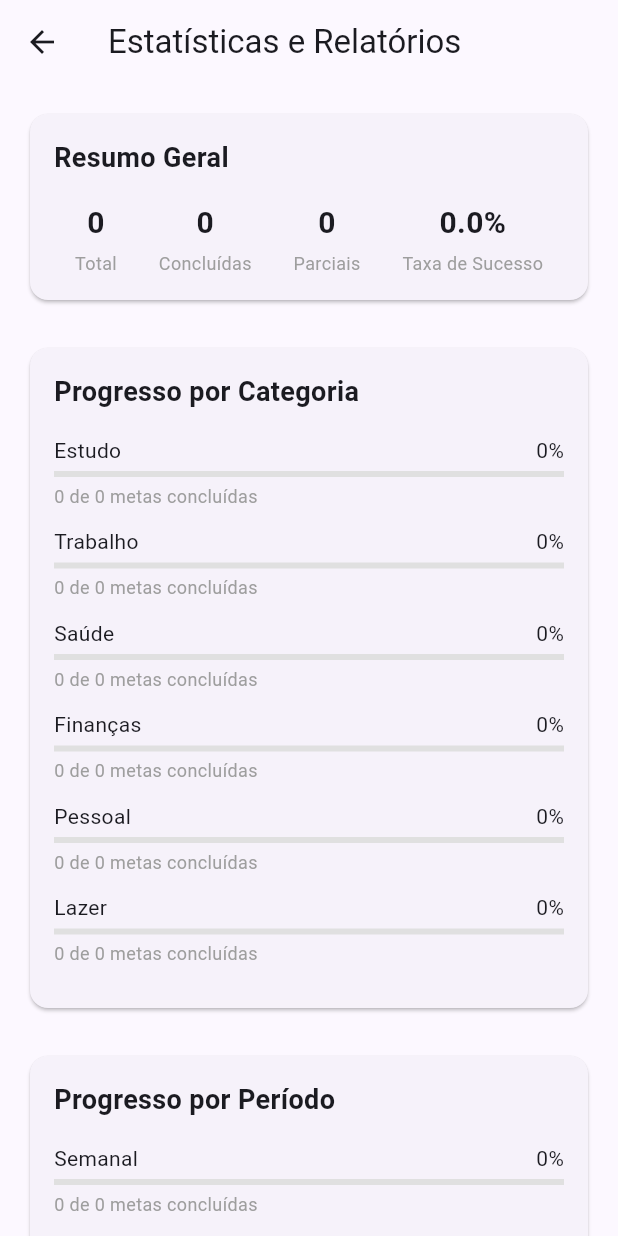
After one commit to thiagoudweb/mark_day_planner, a Flutter app: the screen it shows after launch, after a tap on the "bar chart" icon, on a phone screen of 412 x 824 dp. The commit adds this screen. Run offline on Flutter 3.47's test engine with Material 3 defaults, Android fonts, the light colour scheme and no system bars.

Commit message:
feat: estatísticas de metas
Implementação de estatísticas completas de metas do usuário.

```diff
--- a/lib/models/enums.dart
+++ b/lib/models/enums.dart
@@ -1,3 +1,5 @@
+import 'dart:ui';
+
 enum PeriodoMeta { semanal, mensal, anual }
 
 enum StatusMeta { atingida, parcial, naoAtingida }
@@ -48,3 +50,22 @@ extension LabelCategoria on Categoria {
     }
   }
 }
+
+extension CorCategoria on Categoria {
+  Color get cor {
+    switch (this) {
+      case Categoria.estudo:
+        return const Color(0xFF7C3AED);
+      case Categoria.trabalho:
+        return const Color(0xFF2563EB);
+      case Categoria.saude:
+        return const Color(0xFF059669);
+      case Categoria.financas:
+        return const Color(0xFFEA580C);
+      case Categoria.pessoal:
+        return const Color(0xFFDC2626);
+      case Categoria.lazer:
+        return const Color(0xFFEAB308);
+    }
+  }
+}
--- a/lib/state/meta_store.dart
+++ b/lib/state/meta_store.dart
@@ -147,4 +147,42 @@ class MetaStore extends ChangeNotifier {
 
     return Map.unmodifiable(mapa);
   }
+
+  double get progressoGeral {
+    if (_metas.isEmpty) return 0.0;
+    final concluidas = _metas.where((m) => m.status == StatusMeta.atingida).length;
+    return concluidas / _metas.length;
+  }
+
+  Map<Categoria, double> get progressoPorCategoria {
+    final mapa = <Categoria, double>{};
+
+    for (final categoria in Categoria.values) {
+      final metasCategoria = _metas.where((m) => m.categoria == categoria).toList();
+      if (metasCategoria.isNotEmpty) {
+        final concluidas = metasCategoria.where((m) => m.status == StatusMeta.atingida).length;
+        mapa[categoria] = concluidas / metasCategoria.length;
+      } else {
+        mapa[categoria] = 0.0;
+      }
+    }
+
+    return mapa;
+  }
+
+  Map<PeriodoMeta, double> get progressoPorPeriodo {
+    final mapa = <PeriodoMeta, double>{};
+
+    for (final periodo in PeriodoMeta.values) {
+      final metasPeriodo = _metas.where((m) => m.periodo == periodo).toList();
+      if (metasPeriodo.isNotEmpty) {
+        final concluidas = metasPeriodo.where((m) => m.status == StatusMeta.atingida).length;
+        mapa[periodo] = concluidas / metasPeriodo.length;
+      } else {
+        mapa[periodo] = 0.0;
+      }
+    }
+
+    return mapa;
+  }
 }
--- /dev/null
+++ b/lib/widgets/estatisticas_page.dart
@@ -0,0 +1,338 @@
+import 'package:flutter/material.dart';
+import 'package:provider/provider.dart';
+import 'package:collection/collection.dart';
+import '../models/meta.dart';
+import '../state/meta_store.dart';
+import '../models/enums.dart';
+
+class EstatisticasPage extends StatelessWidget {
+  const EstatisticasPage({super.key});
+
+  @override
+  Widget build(BuildContext context) {
+    final store = context.watch<MetaStore>();
+    final metas = store.metas;
+
+    return Scaffold(
+      appBar: AppBar(title: const Text('Estatísticas e Relatórios')),
+      body: SingleChildScrollView(
+        padding: const EdgeInsets.all(16),
+        child: Column(
+          crossAxisAlignment: CrossAxisAlignment.start,
+          children: [
+            _buildResumoGeral(metas),
+            const SizedBox(height: 24),
+            _buildProgressoPorCategoria(metas),
+            const SizedBox(height: 24),
+            _buildProgressoPorPeriodo(metas),
+            const SizedBox(height: 24),
+            _buildMetasVencidas(store.getMetasVencidas()),
+            const SizedBox(height: 24),
+            _buildDistribuicaoStatus(metas),
+          ],
+        ),
+      ),
+    );
+  }
+
+  Widget _buildResumoGeral(List<Meta> metas) {
+    final total = metas.length;
+    final concluidas = metas
+        .where((m) => m.status == StatusMeta.atingida)
+        .length;
+    final parciais = metas.where((m) => m.status == StatusMeta.parcial).length;
+    final percentualConcluidas = total > 0 ? (concluidas / total * 100) : 0;
+
+    return Card(
+      child: Padding(
+        padding: const EdgeInsets.all(16),
+        child: Column(
+          crossAxisAlignment: CrossAxisAlignment.start,
+          children: [
+            const Text(
+              'Resumo Geral',
+              style: TextStyle(fontSize: 18, fontWeight: FontWeight.bold),
+            ),
+            const SizedBox(height: 16),
+            Row(
+              mainAxisAlignment: MainAxisAlignment.spaceAround,
+              children: [
+                _buildMetrica('Total', total.toString()),
+                _buildMetrica('Concluídas', concluidas.toString()),
+                _buildMetrica('Parciais', parciais.toString()),
+                _buildMetrica(
+                  'Taxa de Sucesso',
+                  '${percentualConcluidas.toStringAsFixed(1)}%',
+                ),
+              ],
+            ),
+          ],
+        ),
+      ),
+    );
+  }
+
+  Widget _buildMetrica(String titulo, String valor) {
+    return Column(
+      children: [
+        Text(
+          valor,
+          style: const TextStyle(fontSize: 20, fontWeight: FontWeight.bold),
+        ),
+        const SizedBox(height: 4),
+        Text(titulo, style: const TextStyle(fontSize: 12, color: Colors.grey)),
+      ],
+    );
+  }
+
+  Widget _buildProgressoPorCategoria(List<Meta> metas) {
+    final categorias = Categoria.values;
+
+    return Card(
+      child: Padding(
+        padding: const EdgeInsets.all(16),
+        child: Column(
+          crossAxisAlignment: CrossAxisAlignment.start,
+          children: [
+            const Text(
+              'Progresso por Categoria',
+              style: TextStyle(fontSize: 18, fontWeight: FontWeight.bold),
+            ),
+            const SizedBox(height: 16),
+            ...categorias.map((categoria) {
+              final metasCategoria = metas
+                  .where((m) => m.categoria == categoria)
+                  .toList();
+              final total = metasCategoria.length;
+              final concluidas = metasCategoria
+                  .where((m) => m.status == StatusMeta.atingida)
+                  .length;
+              final percentual = total > 0 ? (concluidas / total * 100) : 0;
+
+              return Padding(
+                padding: const EdgeInsets.only(bottom: 12),
+                child: Column(
+                  crossAxisAlignment: CrossAxisAlignment.start,
+                  children: [
+                    Row(
+                      mainAxisAlignment: MainAxisAlignment.spaceBetween,
+                      children: [
+                        Text(categoria.label),
+                        Text('${percentual.toStringAsFixed(0)}%'),
+                      ],
+                    ),
+                    const SizedBox(height: 4),
+                    LinearProgressIndicator(
+                      value: percentual / 100,
+                      backgroundColor: Colors.grey[300],
+                      valueColor: AlwaysStoppedAnimation<Color>(
+                        _getCorCategoria(categoria),
+                      ),
+                    ),
+                    const SizedBox(height: 4),
+                    Text(
+                      '$concluidas de $total metas concluídas',
+                      style: const TextStyle(fontSize: 12, color: Colors.grey),
+                    ),
+                  ],
+                ),
+              );
+            }),
+          ],
+        ),
+      ),
+    );
+  }
+
+  Widget _buildProgressoPorPeriodo(List<Meta> metas) {
+    final periodos = PeriodoMeta.values;
+
+    return Card(
+      child: Padding(
+        padding: const EdgeInsets.all(16),
+        child: Column(
+          crossAxisAlignment: CrossAxisAlignment.start,
+          children: [
+            const Text(
+              'Progresso por Período',
+              style: TextStyle(fontSize: 18, fontWeight: FontWeight.bold),
+            ),
+            const SizedBox(height: 16),
+            ...periodos.map((periodo) {
+              final metasPeriodo = metas
+                  .where((m) => m.periodo == periodo)
+                  .toList();
+              final total = metasPeriodo.length;
+              final concluidas = metasPeriodo
+                  .where((m) => m.status == StatusMeta.atingida)
+                  .length;
+              final percentual = total > 0 ? (concluidas / total * 100) : 0;
+
+              return Padding(
+                padding: const EdgeInsets.only(bottom: 12),
+                child: Column(
+                  crossAxisAlignment: CrossAxisAlignment.start,
+                  children: [
+                    Row(
+                      mainAxisAlignment: MainAxisAlignment.spaceBetween,
+                      children: [
+                        Text(periodo.label),
+                        Text('${percentual.toStringAsFixed(0)}%'),
+                      ],
+                    ),
+                    const SizedBox(height: 4),
+                    LinearProgressIndicator(
+                      value: percentual / 100,
+                      backgroundColor: Colors.grey[300],
+                      valueColor: AlwaysStoppedAnimation<Color>(
+                        _getCorPeriodo(periodo),
+                      ),
+                    ),
+                    const SizedBox(height: 4),
+                    Text(
+                      '$concluidas de $total metas concluídas',
+                      style: const TextStyle(fontSize: 12, color: Colors.grey),
+                    ),
+                  ],
+                ),
+              );
+            }),
+          ],
+        ),
+      ),
+    );
+  }
+
+  Widget _buildMetasVencidas(List<Meta> metasVencidas) {
+    return Card(
+      child: Padding(
+        padding: const EdgeInsets.all(16),
+        child: Column(
+          crossAxisAlignment: CrossAxisAlignment.start,
+          children: [
+            const Text(
+              'Metas Vencidas',
+              style: TextStyle(fontSize: 18, fontWeight: FontWeight.bold),
+            ),
+            const SizedBox(height: 8),
+            if (metasVencidas.isEmpty)
+              const Padding(
+                padding: EdgeInsets.symmetric(vertical: 16),
+                child: Text(
+                  'Nenhuma meta vencida!',
+                  style: TextStyle(color: Colors.green),
+                ),
+              )
+            else
+              ...metasVencidas.map(
+                (meta) => ListTile(
+                  title: Text(meta.titulo),
+                  subtitle: Text(
+                    'Venceu em ${meta.dataLimite?.toString().substring(0, 10)}',
+                  ),
+                  leading: Icon(Icons.warning, color: Colors.orange),
+                ),
+              ),
+          ],
+        ),
+      ),
+    );
+  }
+
+  Widget _buildDistribuicaoStatus(List<Meta> metas) {
+    final statusCount = groupBy(metas, (meta) => meta.status);
+
+    return Card(
+      child: Padding(
+        padding: const EdgeInsets.all(16),
+        child: Column(
+          crossAxisAlignment: CrossAxisAlignment.start,
+          children: [
+            const Text(
+              'Distribuição por Status',
+              style: TextStyle(fontSize: 18, fontWeight: FontWeight.bold),
+            ),
+            const SizedBox(height: 16),
+            Row(
+              mainAxisAlignment: MainAxisAlignment.spaceAround,
+              children: StatusMeta.values.map((status) {
+                final count = statusCount[status]?.length ?? 0;
+                final percentual = metas.isNotEmpty
+                    ? (count / metas.length * 100)
+                    : 0;
+
+                return Column(
+                  children: [
+                    Stack(
+                      alignment: Alignment.center,
+                      children: [
+                        SizedBox(
+                          width: 70,
+                          height: 70,
+                          child: CircularProgressIndicator(
+                            value: percentual / 100,
+                            strokeWidth: 8,
+                            backgroundColor: Colors.grey[300],
+                            valueColor: AlwaysStoppedAnimation<Color>(
+                              _getCorStatus(status),
+                            ),
+                          ),
+                        ),
+                        Text('${percentual.toStringAsFixed(0)}%'),
+                      ],
+                    ),
+                    const SizedBox(height: 8),
+                    Text(status.label, style: const TextStyle(fontSize: 12)),
+                    Text(
+                      '$count metas',
+                      style: const TextStyle(fontSize: 10, color: Colors.grey),
+                    ),
+                  ],
+                );
+              }).toList(),
+            ),
+          ],
+        ),
+      ),
+    );
+  }
+
+  Color _getCorCategoria(Categoria categoria) {
+    switch (categoria) {
+      case Categoria.estudo:
+        return const Color(0xFF7C3AED);
+      case Categoria.trabalho:
+        return const Color(0xFF2563EB);
+      case Categoria.saude:
+        return const Color(0xFF059669);
+      case Categoria.financas:
+        return const Color(0xFFEA580C);
+      case Categoria.pessoal:
+        return const Color(0xFFDC2626);
+      case Categoria.lazer:
+        return const Color(0xFFEAB308);
+    }
+  }
+
+  Color _getCorPeriodo(PeriodoMeta periodo) {
+    switch (periodo) {
+      case PeriodoMeta.semanal:
+        return const Color(0xFF3B82F6);
+      case PeriodoMeta.mensal:
+        return const Color(0xFF10B981);
+      case PeriodoMeta.anual:
+        return const Color(0xFFF59E0B);
+    }
+  }
+
+  Color _getCorStatus(StatusMeta status) {
+    switch (status) {
+      case StatusMeta.atingida:
+        return Colors.green;
+      case StatusMeta.parcial:
+        return Colors.orange;
+      case StatusMeta.naoAtingida:
+        return Colors.red;
+    }
+  }
+}
--- a/lib/widgets/meta_card.dart
+++ b/lib/widgets/meta_card.dart
@@ -42,7 +42,10 @@ class MetaCard extends StatelessWidget {
                         Expanded(
                           child: Text(
                             meta.titulo,
-                            style: Theme.of(context).textTheme.titleMedium
+                            style: Theme
+                                .of(context)
+                                .textTheme
+                                .titleMedium
                                 ?.copyWith(fontWeight: FontWeight.w600),
                           ),
                         ),
@@ -50,10 +53,16 @@ class MetaCard extends StatelessWidget {
                       ],
                     ),
                     const SizedBox(height: 4),
-                    if (meta.descricao.trim().isNotEmpty)
+                    if (meta.descricao
+                        .trim()
+                        .isNotEmpty)
                       Text(
                         meta.descricao,
-                        style: Theme.of(context).textTheme.bodyMedium?.copyWith(
+                        style: Theme
+                            .of(context)
+                            .textTheme
+                            .bodyMedium
+                            ?.copyWith(
                           color: Colors.black.withOpacity(0.7),
                         ),
                       ),
@@ -78,10 +87,13 @@ class MetaCard extends StatelessWidget {
                       Padding(
                         padding: const EdgeInsets.only(top: 8),
                         child: Text(
-                          'Data limite: ${DateFormat('dd/MM/yyyy').format(meta.dataLimite!)}',
-                          style: Theme.of(context).textTheme.bodySmall?.copyWith(
-                            color: Colors.grey[600],
-                          ),
+                          'Data limite: ${DateFormat('dd/MM/yyyy').format(meta
+                              .dataLimite!)}',
+                          style: Theme
+                              .of(context)
+                              .textTheme
+                              .bodySmall
+                              ?.copyWith(color: Colors.grey[600]),
                         ),
                       ),
 
@@ -90,8 +102,19 @@ class MetaCard extends StatelessWidget {
                         padding: const EdgeInsets.only(top: 4),
                         child: Text(
                           'Dias restantes: ${meta.diasRestantes}',
-                          style: Theme.of(context).textTheme.bodySmall?.copyWith(
-                            color: meta.diasRestantes! < 7 ? Colors.red : Colors.grey[600],
+                          style: Theme
+                              .of(context)
+                              .textTheme
+                              .bodySmall
+                              ?.copyWith(
+                            color: meta.diasRestantes! <= 0
+                                ? Colors.red
+                                : meta.diasRestantes! < 7
+                                ? Colors.orange
+                                : Colors.grey[600],
+                            fontWeight: meta.diasRestantes! < 7
+                                ? FontWeight.bold
+                                : FontWeight.normal,
                           ),
                         ),
                       ),
@@ -133,7 +156,7 @@ class MetaCard extends StatelessWidget {
       decoration: BoxDecoration(
         color: bg,
         borderRadius: BorderRadius.circular(999),
-        border: Border.all(color: fg.withOpacity(0.25)),
+        border: Border.all(color: fg.withAlpha((fg.alpha * 0.25).round())),
       ),
       child: Row(
         mainAxisSize: MainAxisSize.min,
@@ -142,7 +165,11 @@ class MetaCard extends StatelessWidget {
           const SizedBox(width: 6),
           Text(
             status.label,
-            style: Theme.of(context).textTheme.labelMedium?.copyWith(
+            style: Theme
+                .of(context)
+                .textTheme
+                .labelMedium
+                ?.copyWith(
               color: fg,
               fontWeight: FontWeight.w600,
             ),
@@ -157,7 +184,9 @@ class MetaCard extends StatelessWidget {
     required String label,
     required BuildContext context,
   }) {
-    final scheme = Theme.of(context).colorScheme;
+    final scheme = Theme
+        .of(context)
+        .colorScheme;
     return Container(
       padding: const EdgeInsets.symmetric(horizontal: 8, vertical: 4),
       decoration: BoxDecoration(
@@ -170,7 +199,10 @@ class MetaCard extends StatelessWidget {
         children: [
           Icon(icon, size: 14, color: scheme.primary),
           const SizedBox(width: 6),
-          Text(label, style: Theme.of(context).textTheme.labelMedium),
+          Text(label, style: Theme
+              .of(context)
+              .textTheme
+              .labelMedium),
         ],
       ),
     );
--- a/lib/widgets/metas_page.dart
+++ b/lib/widgets/metas_page.dart
@@ -6,6 +6,7 @@ import '../models/enums.dart';
 import 'meta_card.dart';
 import 'editar_meta_page.dart';
 import 'filtros_bar.dart';
+import 'estatisticas_page.dart';
 
 class MetasPage extends StatelessWidget {
   const MetasPage({super.key});
@@ -17,10 +18,7 @@ class MetasPage extends StatelessWidget {
 
     const ordem = [PeriodoMeta.semanal, PeriodoMeta.mensal, PeriodoMeta.anual];
 
-    final children = <Widget>[
-      const FiltrosBar(),
-      const SizedBox(height: 16),
-    ];
+    final children = <Widget>[const FiltrosBar(), const SizedBox(height: 16)];
 
     if (store.filtroPeriodo != null ||
         store.filtroCategoria != null ||
@@ -64,7 +62,10 @@ class MetasPage extends StatelessWidget {
     for (final periodo in ordem) {
       final lista = grouped[periodo] ?? const <Meta>[];
 
-      if (lista.isNotEmpty || (store.filtroPeriodo == null && store.filtroCategoria == null && store.filtroStatus == null)) {
+      if (lista.isNotEmpty ||
+          (store.filtroPeriodo == null &&
+              store.filtroCategoria == null &&
+              store.filtroStatus == null)) {
         children.add(_SectionHeader(title: periodo.label));
       }
 
@@ -73,10 +74,7 @@ class MetasPage extends StatelessWidget {
       } else {
         for (final meta in lista) {
           children.add(
-            MetaCard(
-              meta: meta,
-              onTap: () => _abrirTelaEdicao(context, meta),
-            ),
+            MetaCard(meta: meta, onTap: () => _abrirTelaEdicao(context, meta)),
           );
         }
       }
@@ -87,6 +85,14 @@ class MetasPage extends StatelessWidget {
       appBar: AppBar(
         title: const Text('Metas por Período'),
         actions: [
+          IconButton(
+            tooltip: 'Estatísticas',
+            onPressed: () => Navigator.push(
+              context,
+              MaterialPageRoute(builder: (context) => const EstatisticasPage()),
+            ),
+            icon: const Icon(Icons.bar_chart),
+          ),
           IconButton(
             tooltip: 'Adicionar exemplos',
             onPressed: store.seedMockData,
@@ -115,24 +121,21 @@ class MetasPage extends StatelessWidget {
   void _abrirTelaEdicao(BuildContext context, Meta meta) {
     Navigator.push(
       context,
-      MaterialPageRoute(
-        builder: (context) => EditarMetaPage(meta: meta),
-      ),
+      MaterialPageRoute(builder: (context) => EditarMetaPage(meta: meta)),
     );
   }
 
   void _abrirTelaNovaMeta(BuildContext context) {
     Navigator.push(
       context,
-      MaterialPageRoute(
-        builder: (context) => EditarMetaPage(),
-      ),
+      MaterialPageRoute(builder: (context) => EditarMetaPage()),
     );
   }
 }
 
 class _SectionHeader extends StatelessWidget {
   final String title;
+
   const _SectionHeader({required this.title});
 
   @override
--- a/pubspec.yaml
+++ b/pubspec.yaml
@@ -37,6 +37,7 @@ dependencies:
   cupertino_icons: ^1.0.8
   provider: ^6.1.2
   intl: ^0.20.2
+  collection: ^1.17.1
 
 dev_dependencies:
   flutter_test:
```
Also changed, not shown: pubspec.lock.
